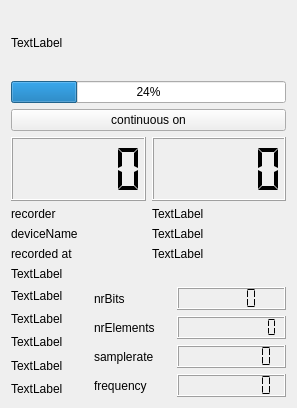
Old version of the form sources/devices/filereaders/xml-filereader/xmlfiles.ui in the repository JvanKatwijk/qt-dab.
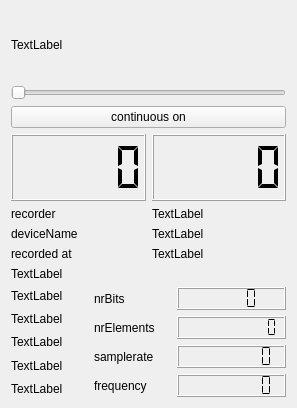
New version of the form.

```diff
--- a/sources/devices/filereaders/xml-filereader/xmlfiles.ui
+++ b/sources/devices/filereaders/xml-filereader/xmlfiles.ui
@@ -25,12 +25,12 @@
     </widget>
    </item>
    <item>
-    <widget class="QProgressBar" name="fileProgress">
-     <property name="toolTip">
-      <string>&lt;html&gt;&lt;head/&gt;&lt;body&gt;&lt;p&gt;File progress&lt;/p&gt;&lt;/body&gt;&lt;/html&gt;</string>
+    <widget class="QSlider" name="progressSlider">
+     <property name="maximum">
+      <number>100</number>
      </property>
-     <property name="value">
-      <number>24</number>
+     <property name="orientation">
+      <enum>Qt::Orientation::Horizontal</enum>
      </property>
     </widget>
    </item>
```
